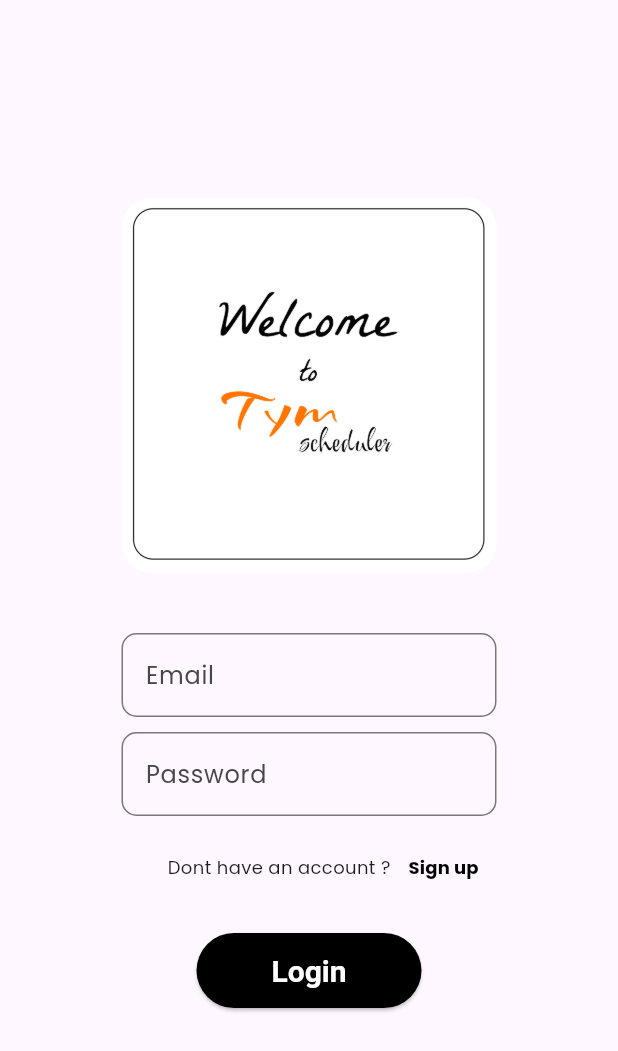
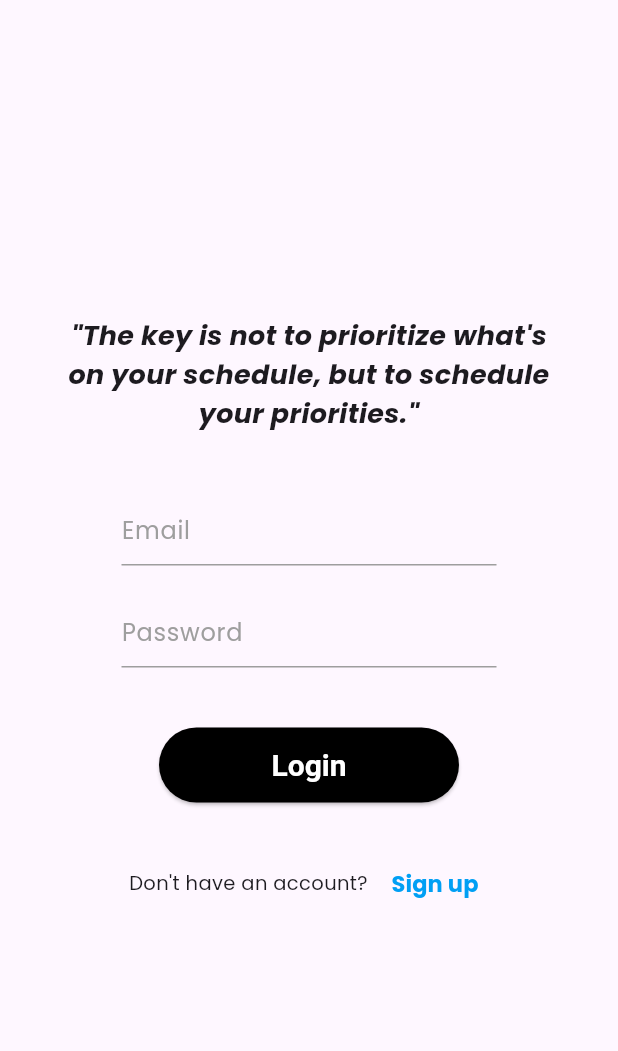
Before and after one commit to Shravan-P/projectflutter, a Flutter app: the screen it shows after launch, on a phone screen of 412 x 824 dp. Shown: the top 1051 px of the screen. Run offline on Flutter 3.47's test engine with Material 3 defaults, Android fonts, the phone set to English and light mode, and no system bars; our stand-ins replace cloud_firestore, firebase_auth, firebase_core, google_fonts; accounts and stored records are empty.

Commit message:
changed ui

```diff
--- a/lib/screen/login.dart
+++ b/lib/screen/login.dart
@@ -1,5 +1,3 @@
-// ignore_for_file: deprecated_member_use, prefer_const_constructors, prefer_const_literals_to_create_immutables
-
 import 'dart:developer';
 
 import 'package:flutter/material.dart';
@@ -35,30 +33,21 @@ class _ScreenloginState extends State<Screenlogin> {
         child: Center(
           child: SingleChildScrollView(
             child: Padding(
-              padding: EdgeInsets.symmetric(horizontal: 70, vertical: 70),
+              padding: EdgeInsets.symmetric(horizontal: 40, vertical: 70),
               child: Column(
                 mainAxisAlignment: MainAxisAlignment.center,
                 children: [
-                  Row(
-                    mainAxisAlignment: MainAxisAlignment.center,
-                    children: [
-                      SizedBox(
-                        height: 250,
-                        width: 250,
-                        child: ClipRRect(
-                          borderRadius: BorderRadius.all(Radius.circular(20)),
-                          child: Image.asset(
-                            'assets/image/White logo.png',
-                            fit: BoxFit.cover,
-                            height: 350,
-                          ),
-                        ),
-                      ),
-                    ],
+                  // Add an interesting quote related to time management and productivity
+                  Text(
+                    '"The key is not to prioritize what\'s on your schedule, but to schedule your priorities."',
+                    style: TextStyle(
+                      fontSize: 18,
+                      fontWeight: FontWeight.bold,
+                      fontStyle: FontStyle.italic,
+                    ),
+                    textAlign: TextAlign.center,
                   ),
-                  const SizedBox(
-                    height: 40,
-                  ),
+                  const SizedBox(height: 40),
                   SizedBox(
                     width: 250,
                     child: Column(
@@ -67,48 +56,55 @@ class _ScreenloginState extends State<Screenlogin> {
                           controller: _email,
                           obscureText: false,
                           decoration: InputDecoration(
-                            border: OutlineInputBorder(
+                            hintText: 'Email',
+                            hintStyle: TextStyle(color: Colors.grey),
+                            enabledBorder: UnderlineInputBorder(
                               borderSide: BorderSide(color: Colors.grey),
-                              borderRadius:
-                                  BorderRadius.all(Radius.circular(10)),
                             ),
-                            focusedBorder: OutlineInputBorder(
+                            focusedBorder: UnderlineInputBorder(
                               borderSide: BorderSide(color: Colors.black),
-                              borderRadius:
-                                  BorderRadius.all(Radius.circular(10)),
                             ),
-                            hintText: 'Email',
                           ),
                         ),
-                        const SizedBox(
-                          height: 10,
-                        ),
+                        const SizedBox(height: 20),
                         TextField(
                           controller: _password,
                           obscureText: true,
                           decoration: InputDecoration(
-                            border: OutlineInputBorder(
+                            hintText: 'Password',
+                            hintStyle: TextStyle(color: Colors.grey),
+                            enabledBorder: UnderlineInputBorder(
                               borderSide: BorderSide(color: Colors.grey),
-                              borderRadius:
-                                  BorderRadius.all(Radius.circular(10)),
                             ),
-                            focusedBorder: OutlineInputBorder(
+                            focusedBorder: UnderlineInputBorder(
                               borderSide: BorderSide(color: Colors.black),
-                              borderRadius:
-                                  BorderRadius.all(Radius.circular(10)),
                             ),
-                            hintText: 'Password',
                           ),
                         ),
-                        const SizedBox(
-                          height: 10,
+                        const SizedBox(height: 20),
+                        Padding(
+                          padding: EdgeInsets.all(20),
+                          child: ElevatedButton(
+                            onPressed: _login,
+                            style: ElevatedButton.styleFrom(
+                              foregroundColor: Colors.white,
+                              backgroundColor: Colors.black,
+                              fixedSize: Size(200, 50),
+                              textStyle: const TextStyle(
+                                fontSize: 20,
+                                fontWeight: FontWeight.bold,
+                              ),
+                            ),
+                            child: const Text('Login'),
+                          ),
                         ),
+                        const SizedBox(height: 10),
                         Row(
                           mainAxisAlignment: MainAxisAlignment.end,
                           children: [
                             Text(
-                              'Dont have an account ?',
-                              style: GoogleFonts.poppins(fontSize: 12),
+                              'Don\'t have an account? ',
+                              style: GoogleFonts.poppins(fontSize: 13),
                             ),
                             TextButton(
                               onPressed: () {
@@ -122,29 +118,13 @@ class _ScreenloginState extends State<Screenlogin> {
                               child: Text(
                                 'Sign up',
                                 style: TextStyle(
-                                  fontSize: 12,
+                                  fontSize: 15,
                                   fontWeight: FontWeight.bold,
-                                  color: Colors.black,
+                                  color: Color.fromARGB(255, 0, 159, 244),
                                 ),
                               ),
                             ),
                           ],
-                        ),
-                        Padding(
-                          padding: EdgeInsets.all(20),
-                          child: ElevatedButton(
-                            onPressed: _login,
-                            style: ElevatedButton.styleFrom(
-                              foregroundColor: Colors.white,
-                              backgroundColor: Colors.black,
-                              fixedSize: Size(150, 50),
-                              textStyle: const TextStyle(
-                                fontSize: 20,
-                                fontWeight: FontWeight.bold,
-                              ),
-                            ),
-                            child: const Text('Login'),
-                          ),
                         ),
                       ],
                     ),
```
Also changed, not shown: lib/screen/homepage.dart (+49 -20 lines), lib/screen/profilepage.dart (+58 -53 lines), lib/screen/signup.dart (+46 -48 lines).
